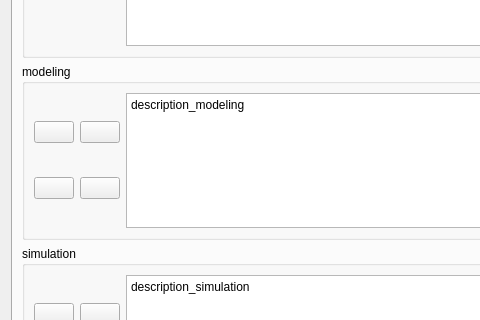
equa/IDA-Districts, file districts/districts_dialog_base.ui: the form before one commit; both pictures show x 0 to 480 and y 192 to 512 of the 731 by 664 pixel window.
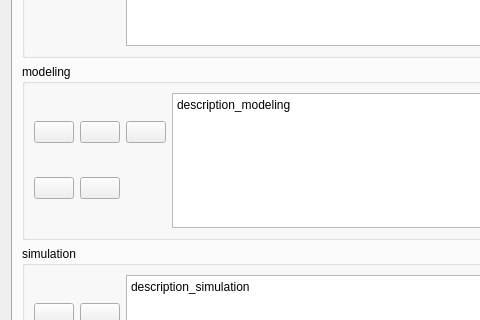
The form after the commit. The open tabs and pages were chosen to show the change. Icons and pictures are not drawn. Custom widgets are drawn as their Qt base class.

Commit message: *remove unnecessary images/icons *adding the borehole field dialog (not ready yet)

The edit to the form file:
```diff
--- a/districts/districts_dialog_base.ui
+++ b/districts/districts_dialog_base.ui
@@ -1355,6 +1355,16 @@
               </property>
              </widget>
             </item>
+            <item row="0" column="2">
+             <widget class="QPushButton" name="btn_boreholeFieldSettings">
+              <property name="toolTip">
+               <string>&lt;html&gt;&lt;head/&gt;&lt;body&gt;&lt;p&gt;tooltip_climateVersionData&lt;/p&gt;&lt;/body&gt;&lt;/html&gt;</string>
+              </property>
+              <property name="text">
+               <string/>
+              </property>
+             </widget>
+            </item>
            </layout>
           </item>
           <item>
```
The commit also changes 29 other files.
